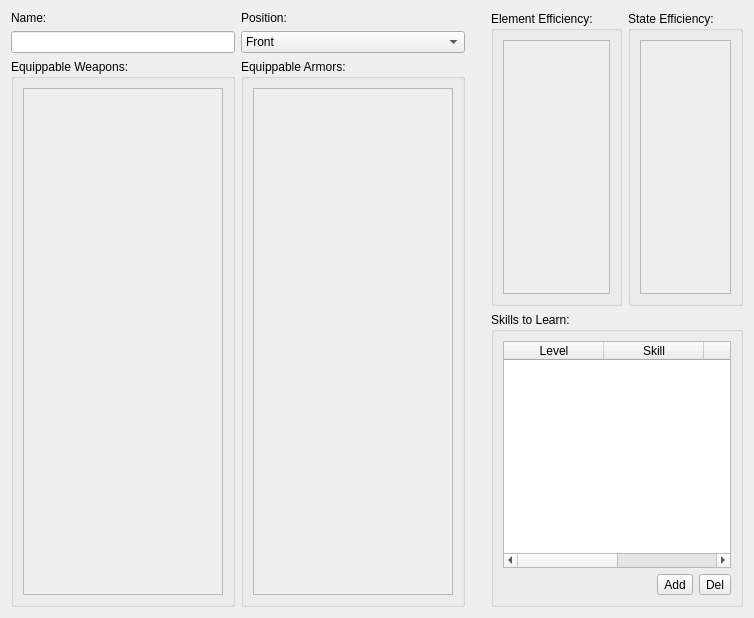
jowin202/YaRXP, file editors/classes/editclasses.ui: the form before one commit.
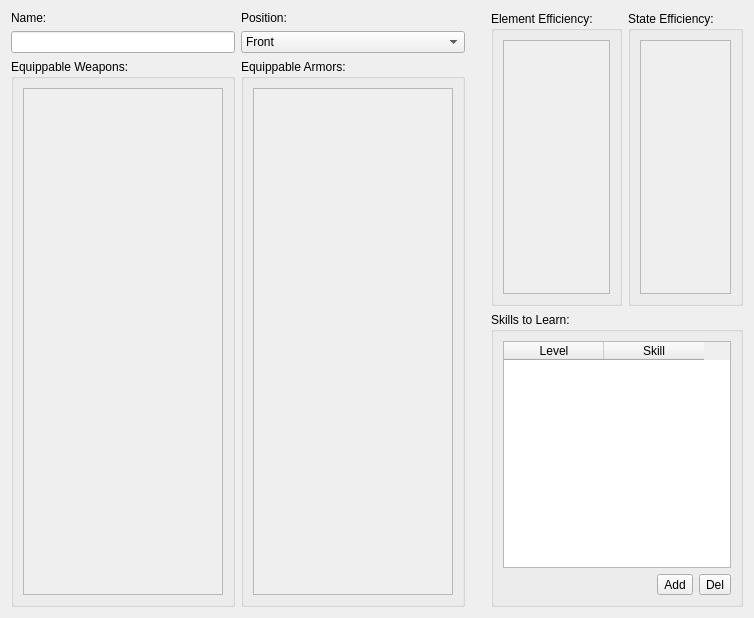
The form after the commit. Custom widgets are drawn as their Qt base class.

Commit message: Tables get a very own class now. Shortcuts only work inside table now

```diff
--- a/editors/classes/editclasses.ui
+++ b/editors/classes/editclasses.ui
@@ -131,6 +131,9 @@
             <property name="selectionBehavior">
              <enum>QAbstractItemView::SelectRows</enum>
             </property>
+            <attribute name="verticalHeaderVisible">
+             <bool>false</bool>
+            </attribute>
             <column>
              <property name="text">
               <string>Level</string>
@@ -141,16 +144,6 @@
               <string>Skill</string>
              </property>
             </column>
-            <column>
-             <property name="text">
-              <string>lvl_intern</string>
-             </property>
-            </column>
-            <column>
-             <property name="text">
-              <string>skill_intern</string>
-             </property>
-            </column>
            </widget>
           </item>
           <item row="1" column="2">
@@ -345,6 +338,11 @@
    <header>editors/abclist.h</header>
    <container>1</container>
   </customwidget>
+  <customwidget>
+   <class>TableSkillLearning</class>
+   <extends>QTableWidget</extends>
+   <header>editors/classes/tableskilllearning.h</header>
+  </customwidget>
  </customwidgets>
  <tabstops>
   <tabstop>line_name</tabstop>
```
Left out of the diff: 2 changed lines with no effect on the pictures. The commit also changes 20 other files.
